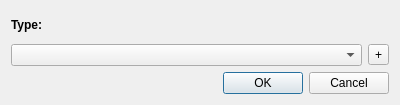
This is oat/views/ui/ui_add_areaannotation_dialog.ui in Oli4/oat as Qt 5 draws it before an edit. The edited form follows.
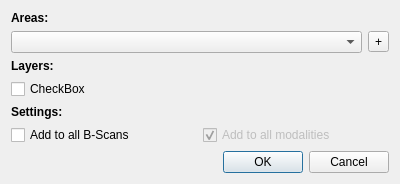
This is the edited form. Icons and pictures are not drawn.

Commit message: Add Annotations for all B-Scans / Modalities; Adding Line Annotations, work in progress

Diff of the .ui file:
```diff
--- a/oat/views/ui/ui_add_areaannotation_dialog.ui
+++ b/oat/views/ui/ui_add_areaannotation_dialog.ui
@@ -7,7 +7,7 @@
     <x>0</x>
     <y>0</y>
     <width>400</width>
-    <height>105</height>
+    <height>159</height>
    </rect>
   </property>
   <property name="windowTitle">
@@ -23,7 +23,7 @@
       </font>
      </property>
      <property name="text">
-      <string>Type:</string>
+      <string>Areas:</string>
      </property>
     </widget>
    </item>
@@ -51,6 +51,73 @@
      </item>
     </layout>
    </item>
+   <item>
+    <widget class="QLabel" name="label">
+     <property name="font">
+      <font>
+       <weight>75</weight>
+       <bold>true</bold>
+      </font>
+     </property>
+     <property name="text">
+      <string>Layers:</string>
+     </property>
+    </widget>
+   </item>
+   <item>
+    <layout class="QHBoxLayout" name="horizontalLayout">
+     <item>
+      <widget class="QCheckBox" name="checkBox">
+       <property name="text">
+        <string>CheckBox</string>
+       </property>
+      </widget>
+     </item>
+    </layout>
+   </item>
+   <item>
+    <widget class="QLabel" name="label_2">
+     <property name="font">
+      <font>
+       <weight>75</weight>
+       <bold>true</bold>
+      </font>
+     </property>
+     <property name="text">
+      <string>Settings:</string>
+     </property>
+    </widget>
+   </item>
+   <item>
+    <layout class="QHBoxLayout" name="horizontalLayout_2">
+     <item>
+      <widget class="QCheckBox" name="checkBox_3">
+       <property name="text">
+        <string>Add to all B-Scans</string>
+       </property>
+      </widget>
+     </item>
+     <item>
+      <widget class="QCheckBox" name="checkBox_2">
+       <property name="enabled">
+        <bool>false</bool>
+       </property>
+       <property name="text">
+        <string>Add to all modalities</string>
+       </property>
+       <property name="checkable">
+        <bool>true</bool>
+       </property>
+       <property name="checked">
+        <bool>true</bool>
+       </property>
+       <property name="tristate">
+        <bool>false</bool>
+       </property>
+      </widget>
+     </item>
+    </layout>
+   </item>
    <item>
     <widget class="QDialogButtonBox" name="buttonBox">
      <property name="enabled">
```
The commit also changes 17 other files.
